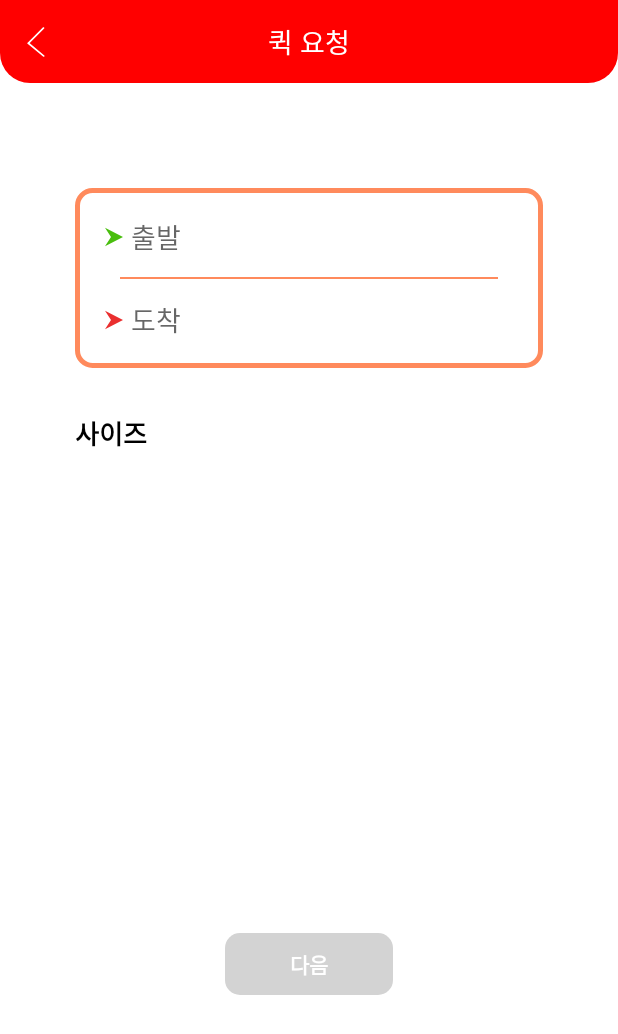
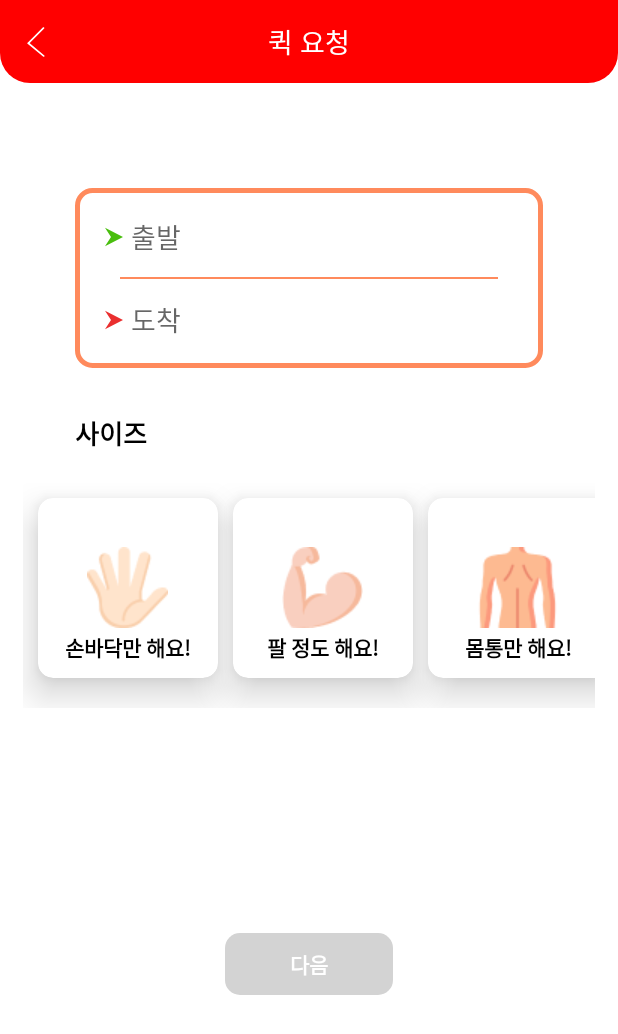
Before and after one commit to Hackerthon-TAXX/taxx-android, an Android app: the QuickRequestActivity screen opened directly, with no data from a screen before it, on a phone screen of 412 x 824 dp. Shown: the top 1034 px of the screen. Run offline under Robolectric (Android 15) with nearby library versions, the light colour scheme and no system bars; our stand-ins replace data binding.

Commit message:
quick request recyclerView 데이터, 지도 연결

```diff
--- a/app/src/main/AndroidManifest.xml
+++ b/app/src/main/AndroidManifest.xml
@@ -6,6 +6,8 @@
     <uses-permission android:name="android.permission.ACCESS_COARSE_LOCATION"/>
     <uses-permission android:name="android.permission.ACCESS_FINE_LOCATION"/>
     <uses-permission android:name="android.permission.ACCESS_NETWORK_STATE"/>
+    <uses-permission android:name="android.permission.BLUETOOTH_ADMIN"/>
+    <uses-permission android:name="android.permission.BLUETOOTH"/>
 
     <application
         android:allowBackup="true"
--- /dev/null
+++ b/app/src/main/java/com/android/taxx/model/quickrequest/Size.kt
@@ -0,0 +1,7 @@
+package com.android.taxx.model.quickrequest
+
+data class Size(
+    val id: Int,
+    val size: String,
+    val image: Int
+)
--- a/app/src/main/java/com/android/taxx/presentation/quickrequest/QuickRequestActivity.kt
+++ b/app/src/main/java/com/android/taxx/presentation/quickrequest/QuickRequestActivity.kt
@@ -5,6 +5,7 @@ import android.os.Bundle
 import androidx.activity.result.contract.ActivityResultContracts
 import com.android.taxx.R
 import com.android.taxx.databinding.ActivityQuickRequestBinding
+import com.android.taxx.model.quickrequest.Size
 import com.android.taxx.presentation.addressweb.AddressWebActivity
 import com.android.taxx.presentation.selectrider.SelectriderActivity
 import com.android.taxx.util.binding.BindingActivity
@@ -12,9 +13,16 @@ import com.android.taxx.util.extensions.setSingleOnClickListener
 
 class QuickRequestActivity :
     BindingActivity<ActivityQuickRequestBinding>(R.layout.activity_quick_request) {
+    private val boxSizeList = arrayListOf<Size>(
+        Size(1, "손바닥만 해요!", R.drawable.ic_hand),
+        Size(2, "팔 정도 해요!", R.drawable.ic_arm),
+        Size(3, "몸통만 해요!", R.drawable.ic_back)
+    )
+
     override fun onCreate(savedInstanceState: Bundle?) {
         super.onCreate(savedInstanceState)
         initClickListener()
+        initAdapter()
     }
 
     private fun initClickListener() {
@@ -38,7 +46,7 @@ class QuickRequestActivity :
             if (results.resultCode == RESULT_OK) {
                 if (results.data != null) {
                     val data = results.data!!.getStringExtra("data")
-                    binding.etQuickRequestStart?.setText(data)
+                    binding.etQuickRequestStart.setText(data)
                 }
             }
         }
@@ -47,8 +55,13 @@ class QuickRequestActivity :
             if (results.resultCode == RESULT_OK) {
                 if (results.data != null) {
                     val data = results.data!!.getStringExtra("data")
-                    binding.etQuickRequestStart?.setText(data)
+                    binding.etQuickRequestEnd.setText(data)
                 }
             }
         }
+
+    private fun initAdapter() {
+        val quickRequestSizeAdapter = QuickRequestSizeAdapter(this, boxSizeList)
+        binding.rvQuickRequest.adapter = quickRequestSizeAdapter
+    }
 }
--- /dev/null
+++ b/app/src/main/java/com/android/taxx/presentation/quickrequest/QuickRequestSizeAdapter.kt
@@ -0,0 +1,34 @@
+package com.android.taxx.presentation.quickrequest
+
+import android.content.Context
+import android.view.LayoutInflater
+import android.view.ViewGroup
+import androidx.recyclerview.widget.RecyclerView
+import com.android.taxx.databinding.ItemQuickRequestBinding
+import com.android.taxx.model.quickrequest.Size
+
+class QuickRequestSizeAdapter(context: Context, private val boxSizeList: List<Size>) :
+    RecyclerView.Adapter<QuickRequestSizeAdapter.SearchKeywordViewHolder>() {
+    private val inflater by lazy { LayoutInflater.from(context) }
+
+    override fun onCreateViewHolder(parent: ViewGroup, viewType: Int): SearchKeywordViewHolder {
+        val binding = ItemQuickRequestBinding.inflate(inflater, parent, false)
+        return SearchKeywordViewHolder(binding)
+    }
+
+    override fun onBindViewHolder(holder: SearchKeywordViewHolder, position: Int) {
+        holder.onBind(boxSizeList[position])
+    }
+
+    override fun getItemCount(): Int {
+        return boxSizeList.size
+    }
+
+    class SearchKeywordViewHolder(private val binding: ItemQuickRequestBinding) :
+        RecyclerView.ViewHolder(binding.root) {
+        fun onBind(data: Size) {
+            binding.ivQuickRequestItem.setImageResource(data.image)
+            binding.tvQuickRequestItem.text = data.size
+        }
+    }
+}
```
Also changed, not shown: app/src/main/java/com/android/taxx/model/quickrequest/Location.kt (added, +7 -0 lines), app/src/main/java/com/android/taxx/presentation/addressweb/AddressWebActivity.kt (+24 -12 lines), app/src/main/res/layout/activity_address_web.xml (+4 -3 lines).
